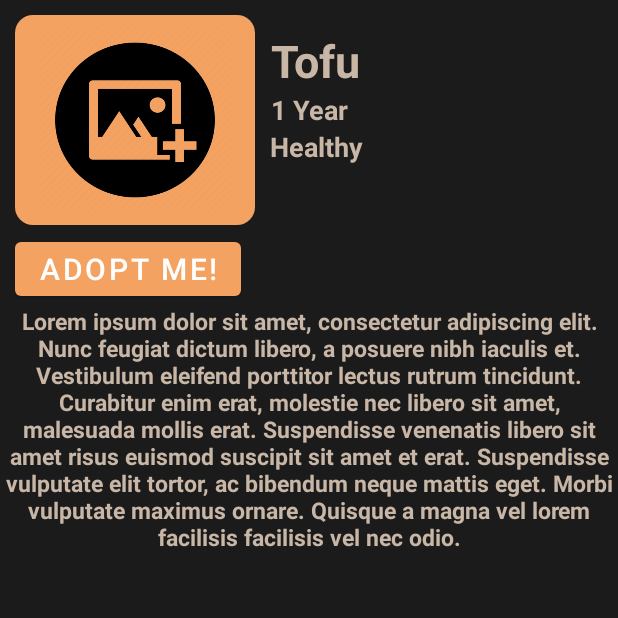
After one commit to Zarkos99/Adopto, an Android app built with Jetpack Compose: the AnimalProfileViewingActivity screen opened directly, with no data from a screen before it, on a phone screen of 412 x 824 dp, the top half of it. The commit adds this screen. Run offline under Robolectric (Android 15) with nearby library versions, the phone set to English and light mode, and no system bars; our stand-ins replace FlexboxLayout; 1 statement that could not run was skipped.

Commit message:
Implemented rudimentary animal profile viewing. Need supplementary image manipulation

```diff
--- a/app/build.gradle.kts
+++ b/app/build.gradle.kts
@@ -27,6 +27,9 @@ android {
                 getDefaultProguardFile("proguard-android-optimize.txt"),
                 "proguard-rules.pro"
             )
+            debug {
+                enableUnitTestCoverage
+            }
         }
     }
     compileOptions {
--- a/app/src/main/java/sweng894/project/adopto/authentication/AuthenticationActivity.kt
+++ b/app/src/main/java/sweng894/project/adopto/authentication/AuthenticationActivity.kt
@@ -79,13 +79,13 @@ class AuthenticationActivity : AppCompatActivity() {
                                         openActivity(NavigationBaseActivity::class.java)
                                     }
                                 } else {
-                                    Log.w("TRACE", "User not found")
+                                    Log.w("AuthenticationActivity", "User not found")
                                     // Sign in successful but no user data
                                     addUserToDatabase(User(need_info = true))
                                     openActivity(NewAccountInfoActivity::class.java)
                                 }
                             } catch (e: Exception) {
-                                Log.w("TRACE", "Error fetching user: ${e.message}")
+                                Log.w("AuthenticationActivity", "Error fetching user: ${e.message}")
 
                                 // If db query fails, display a message to the user
                                 Toast.makeText(
--- a/app/src/main/java/sweng894/project/adopto/profile/ProfileFragment.kt
+++ b/app/src/main/java/sweng894/project/adopto/profile/ProfileFragment.kt
@@ -24,6 +24,7 @@ import sweng894.project.adopto.preferences.PreferencesActivity
 import sweng894.project.adopto.profile.Tabs.MyAnimalsFragment
 import sweng894.project.adopto.profile.Tabs.ProfileTabAdapter
 import sweng894.project.adopto.profile.Tabs.SavedAnimalsFragment
+import sweng894.project.adopto.profile.animalprofile.AnimalProfileCreationActivity
 
 
 class ProfileFragment : Fragment() {
--- a/app/src/main/java/sweng894/project/adopto/profile/AnimalProfileCreationActivity.kt
+++ b/app/src/main/java/sweng894/project/adopto/profile/animalprofile/AnimalProfileCreationActivity.kt
@@ -1,4 +1,4 @@
-package sweng894.project.adopto.profile
+package sweng894.project.adopto.profile.animalprofile
 
 import android.content.ComponentName
 import android.content.Context
@@ -95,7 +95,7 @@ class AnimalProfileCreationActivity : AppCompatActivity() {
 
         // Initialize recyclerview adaptor
         m_additional_images_adaptor =
-            AnimalProfileAdditionalImagesAdapter(this)
+            AnimalProfileAdditionalImagesAdapter(this, true)
         additional_images_recycler_view.adapter = m_additional_images_adaptor
         additional_images_recycler_view.layoutManager =
             LinearLayoutManager(this, LinearLayoutManager.HORIZONTAL, false)
--- /dev/null
+++ b/app/src/main/java/sweng894/project/adopto/profile/animalprofile/AnimalProfileViewingActivity.kt
@@ -0,0 +1,128 @@
+package sweng894.project.adopto.profile.animalprofile
+
+import android.net.Uri
+import android.os.Bundle
+import android.util.Log
+import android.widget.Toast
+import androidx.appcompat.app.AppCompatActivity
+import androidx.lifecycle.lifecycleScope
+import com.google.android.flexbox.FlexDirection
+import com.google.android.flexbox.FlexWrap
+import com.google.android.flexbox.FlexboxLayoutManager
+import com.google.android.flexbox.JustifyContent
+import kotlinx.coroutines.launch
+import sweng894.project.adopto.data.Animal
+import sweng894.project.adopto.database.*
+import sweng894.project.adopto.databinding.AnimalProfileViewingLayoutBinding
+
+
+class AnimalProfileViewingActivity : AppCompatActivity() {
+
+    // This property is only valid between onCreateView and
+    // onDestroyView.
+    private lateinit var binding: AnimalProfileViewingLayoutBinding
+
+    override fun onCreate(savedInstanceState: Bundle?) {
+        super.onCreate(savedInstanceState)
+        binding = AnimalProfileViewingLayoutBinding.inflate(layoutInflater)
+        setContentView(binding.root)
+
+        // Retrieve data using the same key
+        val animal_id = intent.getStringExtra("animal_id")
+
+        if (animal_id == null) {
+            //Display error message
+            Toast.makeText(
+                this,
+                "Cannot find animal",
+                Toast.LENGTH_LONG
+            ).show()
+            Log.e("AnimalProfileViewingActivity", "Activity provided null animal_id")
+            finish()
+        }
+
+        lifecycleScope.launch {
+            try {
+                val animal = getAnimalData(animal_id!!)
+                if (animal == null) {
+                    Log.e("AnimalProfileViewingActivity", "Database queried animal returned null.")
+                    //Display error message
+                    Toast.makeText(
+                        this@AnimalProfileViewingActivity,
+                        "Cannot find animal: $animal_id",
+                        Toast.LENGTH_LONG
+                    ).show()
+                    finish()
+                } else {
+                    initializeRecyclerViewAdapter(animal)
+                    populateTextViewsWithAnimalInfo(animal)
+                    populateProfileImage(animal)
+                }
+            } catch (e: Exception) {
+                Log.w(
+                    "AnimalProfileViewingActivity",
+                    "Error fetching animal $animal_id: ${e.message}"
+                )
+                // If db query fails, display a message to the user
+                Toast.makeText(
+                    this@AnimalProfileViewingActivity,
+                    "Database Query error: ${e.message}",
+                    Toast.LENGTH_LONG
+                ).show()
+            }
+        }
+
+        val adopt_button = binding.adoptButton
+        adopt_button.setOnClickListener {
+            // TODO: Initiate adoption
+        }
+    }
+
+    fun populateProfileImage(current_animal: Animal) {
+        loadCloudStoredImageIntoImageView(
+            this,
+            current_animal.profile_image_path,
+            binding.profileImageView
+        )
+    }
+
+    fun populateTextViewsWithAnimalInfo(current_animal: Animal) {
+        val animal_name_view = binding.animalName
+        val animal_age_view = binding.animalAge
+        val animal_health_view = binding.animalHealth
+        val animal_description_view = binding.animalDescription
+
+        animal_name_view.text = current_animal.animal_name
+        animal_age_view.text = current_animal.animal_age.toString()
+        animal_health_view.text = current_animal.health_summary
+        animal_description_view.text = current_animal.biography
+    }
+
+
+    fun initializeRecyclerViewAdapter(current_animal: Animal) {
+        val animal_images_recycler_view = binding.additionalImages
+        // Initialize recyclerview adaptor
+        val animals_list_adaptor =
+            AnimalProfileAdditionalImagesAdapter(this, false, null)
+        animal_images_recycler_view.adapter = animals_list_adaptor
+        initializeRecyclerViewLayoutManager()
+
+        current_animal.supplementary_image_paths.forEach { image_path ->
+            animals_list_adaptor.addItem(
+                Uri.parse(image_path)
+            )
+        }
+    }
+
+    fun initializeRecyclerViewLayoutManager() {
+        val animal_images_recycler_view = binding.additionalImages
+        // Initialize FlexBox Layout Manager for recyclerview to allow wrapping items to next line
+        val layout_manager = FlexboxLayoutManager(this)
+        layout_manager.apply {
+            flexDirection = FlexDirection.ROW
+            justifyContent = JustifyContent.FLEX_START
+            flexWrap = FlexWrap.WRAP
+        }
+        animal_images_recycler_view.layoutManager = layout_manager
+    }
+}
--- a/app/src/main/res/layout/animal_profile_creation_layout.xml
+++ b/app/src/main/res/layout/animal_profile_creation_layout.xml
@@ -7,7 +7,7 @@
     android:gravity="top"
     android:background="@color/primary_background"
     android:fitsSystemWindows="true"
-    tools:context=".profile.AnimalProfileCreationActivity">
+    tools:context=".profile.animalprofile.AnimalProfileCreationActivity">
 
     <ImageView
         android:id="@+id/profile_image_view"
--- /dev/null
+++ b/app/src/main/res/layout/animal_profile_viewing_layout.xml
@@ -0,0 +1,102 @@
+<?xml version="1.0" encoding="utf-8"?>
+<LinearLayout xmlns:android="http://schemas.android.com/apk/res/android"
+    xmlns:tools="http://schemas.android.com/tools"
+    android:orientation="vertical"
+    android:layout_width="match_parent"
+    android:layout_height="match_parent"
+    android:gravity="top|center"
+    android:background="@color/primary_background"
+    android:fitsSystemWindows="true"
+    tools:context=".profile.animalprofile.AnimalProfileViewingActivity">
+
+    <LinearLayout
+        android:layout_width="match_parent"
+        android:layout_height="wrap_content"
+        android:layout_marginTop="10sp"
+        android:layout_marginStart="10sp"
+        android:layout_marginEnd="10sp"
+        android:orientation="horizontal">
+
+        <LinearLayout
+            android:layout_width="wrap_content"
+            android:layout_height="match_parent"
+            android:orientation="vertical">
+
+            <ImageView
+                android:id="@+id/profile_image_view"
+                android:layout_width="160dp"
+                android:layout_height="140dp"
+                android:background="@drawable/button_style_primary"
+                android:scaleType="fitXY"
+                android:src="@drawable/default_profile_pic" />
+
+            <Button
+                android:id="@+id/adopt_button"
+                android:layout_width="wrap_content"
+                android:layout_height="wrap_content"
+                android:layout_marginTop="5sp"
+                android:layout_toEndOf="@id/additional_images_text"
+                android:textSize="20sp"
+                android:text="Adopt Me!" />
+        </LinearLayout>
+
+        <LinearLayout
+            android:layout_width="match_parent"
+            android:layout_height="match_parent"
+            android:layout_marginStart="10sp"
+            android:orientation="vertical">
+
+            <TextView
+                android:id="@+id/animal_name"
+                android:layout_width="wrap_content"
+                android:layout_height="wrap_content"
+                android:layout_marginTop="10sp"
+                android:gravity="center"
+                android:textColor="@color/primary_text"
+                android:textSize="30sp"
+                android:textStyle="bold"
+                android:text="Tofu" />
+
+            <TextView
+                android:id="@+id/animal_age"
+                android:layout_width="wrap_content"
+                android:layout_height="wrap_content"
+                android:gravity="center"
+                android:textColor="@color/primary_text"
+                android:textSize="18sp"
+                android:textStyle="bold"
+                android:text="1 Year" />
+
+            <TextView
+                android:id="@+id/animal_health"
+                android:layout_width="wrap_content"
+                android:layout_height="wrap_content"
+                android:gravity="center"
+                android:textColor="@color/primary_text"
+                android:textSize="18sp"
+                android:textStyle="bold"
+                android:text="Healthy" />
+        </LinearLayout>
+    </LinearLayout>
+
+    <TextView
+        android:id="@+id/animal_description"
+        android:layout_width="wrap_content"
+        android:layout_height="wrap_content"
+        android:gravity="center"
+        android:textColor="@color/primary_text"
+        android:textSize="15sp"
+        android:textStyle="bold"
+        android:text="Lorem ipsum dolor sit amet, consectetur adipiscing elit. Nunc feugiat dictum libero, a posuere nibh iaculis et. Vestibulum eleifend porttitor lectus rutrum tincidunt. Curabitur enim erat, molestie nec libero sit amet, malesuada mollis erat. Suspendisse venenatis libero sit amet risus euismod suscipit sit amet et erat. Suspendisse vulputate elit tortor, ac bibendum neque mattis eget. Morbi vulputate maximus ornare. Quisque a magna vel lorem facilisis facilisis vel nec odio." />
+
+    <!--    Additional images input -->
+    <androidx.recyclerview.widget.RecyclerView
+        android:id="@+id/additional_images"
+        android:layout_width="wrap_content"
+        android:layout_height="0dp"
+        android:layout_weight="1"
+        android:layout_gravity="top|start"
+        android:orientation="horizontal"
+        tools:listitem="@layout/profile_animals_item" />
+
+</LinearLayout>
```
Also changed, not shown: app/src/main/AndroidManifest.xml (+10 -1 lines), app/src/main/java/sweng894/project/adopto/database/FirebaseCloudStorageInterface.kt (+7 -8 lines), app/src/main/java/sweng894/project/adopto/database/FirebaseDatabaseUtilities.kt (+58 -40 lines), app/src/main/java/sweng894/project/adopto/profile/Tabs/ProfileAnimalsAdapter.kt (+13 -2 lines), app/src/main/java/sweng894/project/adopto/profile/animalprofile/AnimalProfileAdditionalImagesAdapter.kt (renamed from app/src/main/java/sweng894/project/adopto/profile/AnimalProfileAdditionalImagesAdapter.kt, +29 -9 lines), 2 other files.
